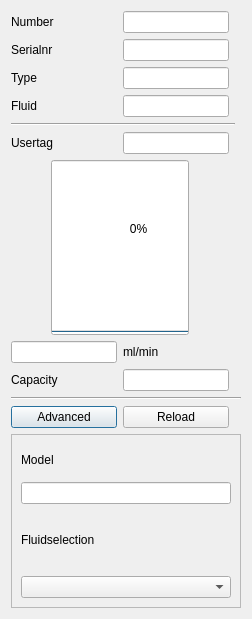
The window that ui/flowchannel_meter.ui (ArJKloek/FlowControl) describes before a commit, drawn with Qt 5.
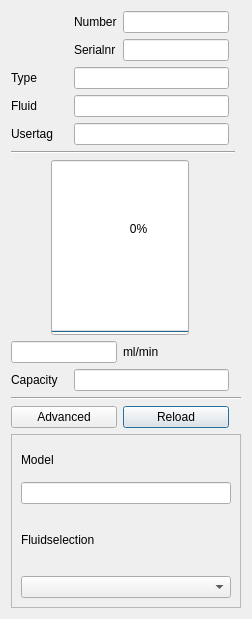
The same window after the commit.

```diff
--- a/ui/flowchannel_meter.ui
+++ b/ui/flowchannel_meter.ui
@@ -19,170 +19,32 @@
   <property name="windowTitle">
    <string>FlowChannel</string>
   </property>
-  <layout class="QGridLayout" name="gridLayout" columnstretch="0,0,0,0">
-   <item row="12" column="1">
-    <widget class="QLineEdit" name="le_capacity">
-     <property name="readOnly">
-      <bool>true</bool>
-     </property>
-    </widget>
-   </item>
-   <item row="3" column="1">
-    <widget class="QLineEdit" name="le_fluid">
-     <property name="enabled">
-      <bool>true</bool>
-     </property>
-     <property name="readOnly">
-      <bool>true</bool>
-     </property>
-    </widget>
-   </item>
-   <item row="14" column="0">
-    <widget class="QPushButton" name="btnAdvanced">
-     <property name="text">
-      <string>Advanced</string>
-     </property>
-    </widget>
-   </item>
-   <item row="0" column="0">
-    <widget class="QLabel" name="label">
-     <property name="text">
-      <string>Number</string>
-     </property>
-    </widget>
-   </item>
-   <item row="13" column="0" colspan="4">
-    <widget class="Line" name="line_2">
-     <property name="orientation">
-      <enum>Qt::Horizontal</enum>
-     </property>
-    </widget>
-   </item>
-   <item row="8" column="0">
-    <widget class="QLabel" name="lb_usertag">
-     <property name="text">
-      <string>Usertag</string>
-     </property>
-    </widget>
-   </item>
-   <item row="3" column="0">
-    <widget class="QLabel" name="lb_fluid">
-     <property name="text">
-      <string>Fluid</string>
-     </property>
-    </widget>
-   </item>
-   <item row="12" column="0">
-    <widget class="QLabel" name="lb_capacity">
-     <property name="text">
-      <string>Capacity</string>
-     </property>
-    </widget>
-   </item>
-   <item row="1" column="0">
+  <layout class="QGridLayout" name="gridLayout" columnstretch="0,0,0,0,0">
+   <item row="1" column="1">
     <widget class="QLabel" name="lb_serialnr">
      <property name="text">
       <string>Serialnr</string>
      </property>
     </widget>
    </item>
-   <item row="2" column="0">
-    <widget class="QLabel" name="lb_ID">
+   <item row="0" column="1">
+    <widget class="QLabel" name="label">
      <property name="text">
-      <string>Type</string>
+      <string>Number</string>
      </property>
     </widget>
    </item>
-   <item row="7" column="0" colspan="3">
-    <widget class="Line" name="line">
-     <property name="orientation">
-      <enum>Qt::Horizontal</enum>
-     </property>
-    </widget>
-   </item>
-   <item row="8" column="1">
-    <widget class="QLineEdit" name="le_usertag">
-     <property name="enabled">
-      <bool>true</bool>
-     </property>
-     <property name="readOnly">
-      <bool>true</bool>
-     </property>
-    </widget>
-   </item>
-   <item row="2" column="1">
-    <widget class="QLineEdit" name="le_type">
-     <property name="enabled">
-      <bool>true</bool>
-     </property>
-     <property name="readOnly">
-      <bool>true</bool>
-     </property>
-    </widget>
-   </item>
-   <item row="9" column="0" colspan="2">
-    <layout class="QGridLayout" name="gridLayout_2">
-     <item row="0" column="1">
-      <widget class="QProgressBar" name="pb_flow">
-       <property name="sizePolicy">
-        <sizepolicy hsizetype="Ignored" vsizetype="Expanding">
-         <horstretch>0</horstretch>
-         <verstretch>0</verstretch>
-        </sizepolicy>
-       </property>
-       <property name="value">
-        <number>0</number>
-       </property>
-       <property name="orientation">
-        <enum>Qt::Vertical</enum>
-       </property>
-      </widget>
-     </item>
-     <item row="0" column="0">
-      <spacer name="horizontalSpacer">
-       <property name="orientation">
-        <enum>Qt::Horizontal</enum>
-       </property>
-       <property name="sizeType">
-        <enum>QSizePolicy::Fixed</enum>
-       </property>
-       <property name="sizeHint" stdset="0">
-        <size>
-         <width>40</width>
-         <height>20</height>
-        </size>
-       </property>
-      </spacer>
-     </item>
-     <item row="0" column="2">
-      <spacer name="horizontalSpacer_2">
-       <property name="orientation">
-        <enum>Qt::Horizontal</enum>
-       </property>
-       <property name="sizeType">
-        <enum>QSizePolicy::Fixed</enum>
-       </property>
-       <property name="sizeHint" stdset="0">
-        <size>
-         <width>40</width>
-         <height>20</height>
-        </size>
-       </property>
-      </spacer>
-     </item>
-    </layout>
-   </item>
-   <item row="14" column="1">
+   <item row="14" column="2">
     <widget class="QPushButton" name="pb_reload">
      <property name="text">
       <string>Reload</string>
      </property>
     </widget>
    </item>
-   <item row="0" column="1">
+   <item row="0" column="2">
     <widget class="QLineEdit" name="le_number"/>
    </item>
-   <item row="1" column="1">
+   <item row="1" column="2">
     <widget class="QLineEdit" name="le_serial">
      <property name="enabled">
       <bool>true</bool>
@@ -192,24 +54,21 @@
      </property>
     </widget>
    </item>
-   <item row="10" column="1">
+   <item row="10" column="2">
     <widget class="QLabel" name="lb_unit">
      <property name="text">
       <string>ml/min</string>
      </property>
     </widget>
    </item>
-   <item row="10" column="0">
-    <widget class="QLineEdit" name="le_measure_flow">
-     <property name="enabled">
-      <bool>true</bool>
-     </property>
-     <property name="readOnly">
-      <bool>true</bool>
+   <item row="7" column="0" colspan="4">
+    <widget class="Line" name="line">
+     <property name="orientation">
+      <enum>Qt::Horizontal</enum>
      </property>
     </widget>
    </item>
-   <item row="15" column="0" colspan="4">
+   <item row="15" column="0" colspan="5">
     <widget class="QFrame" name="advancedFrame">
      <property name="enabled">
       <bool>true</bool>
@@ -246,13 +105,6 @@
           </property>
          </widget>
         </item>
-        <item row="0" column="1">
-         <widget class="QLabel" name="lb_icon">
-          <property name="text">
-           <string/>
-          </property>
-         </widget>
-        </item>
         <item row="2" column="0" colspan="2">
          <widget class="QLineEdit" name="le_model"/>
         </item>
@@ -261,6 +113,166 @@
      </layout>
     </widget>
    </item>
+   <item row="14" column="0" colspan="2">
+    <widget class="QPushButton" name="btnAdvanced">
+     <property name="text">
+      <string>Advanced</string>
+     </property>
+    </widget>
+   </item>
+   <item row="13" column="0" colspan="5">
+    <widget class="Line" name="line_2">
+     <property name="orientation">
+      <enum>Qt::Horizontal</enum>
+     </property>
+    </widget>
+   </item>
+   <item row="12" column="0">
+    <widget class="QLabel" name="lb_capacity">
+     <property name="text">
+      <string>Capacity</string>
+     </property>
+    </widget>
+   </item>
+   <item row="12" column="1" colspan="2">
+    <widget class="QLineEdit" name="le_capacity">
+     <property name="readOnly">
+      <bool>true</bool>
+     </property>
+    </widget>
+   </item>
+   <item row="10" column="0" colspan="2">
+    <widget class="QLineEdit" name="le_measure_flow">
+     <property name="enabled">
+      <bool>true</bool>
+     </property>
+     <property name="readOnly">
+      <bool>true</bool>
+     </property>
+    </widget>
+   </item>
+   <item row="9" column="0" colspan="3">
+    <layout class="QGridLayout" name="gridLayout_2">
+     <item row="0" column="1">
+      <widget class="QProgressBar" name="pb_flow">
+       <property name="sizePolicy">
+        <sizepolicy hsizetype="Ignored" vsizetype="Expanding">
+         <horstretch>0</horstretch>
+         <verstretch>0</verstretch>
+        </sizepolicy>
+       </property>
+       <property name="value">
+        <number>0</number>
+       </property>
+       <property name="orientation">
+        <enum>Qt::Vertical</enum>
+       </property>
+      </widget>
+     </item>
+     <item row="0" column="0">
+      <spacer name="horizontalSpacer">
+       <property name="orientation">
+        <enum>Qt::Horizontal</enum>
+       </property>
+       <property name="sizeType">
+        <enum>QSizePolicy::Fixed</enum>
+       </property>
+       <property name="sizeHint" stdset="0">
+        <size>
+         <width>40</width>
+         <height>20</height>
+        </size>
+       </property>
+      </spacer>
+     </item>
+     <item row="0" column="2">
+      <spacer name="horizontalSpacer_2">
+       <property name="orientation">
+        <enum>Qt::Horizontal</enum>
+       </property>
+       <property name="sizeType">
+        <enum>QSizePolicy::Fixed</enum>
+       </property>
+       <property name="sizeHint" stdset="0">
+        <size>
+         <width>40</width>
+         <height>20</height>
+        </size>
+       </property>
+      </spacer>
+     </item>
+    </layout>
+   </item>
+   <item row="0" column="0" rowspan="2">
+    <widget class="QLabel" name="lb_icon">
+     <property name="sizePolicy">
+      <sizepolicy hsizetype="Expanding" vsizetype="Expanding">
+       <horstretch>0</horstretch>
+       <verstretch>0</verstretch>
+      </sizepolicy>
+     </property>
+     <property name="minimumSize">
+      <size>
+       <width>50</width>
+       <height>0</height>
+      </size>
+     </property>
+     <property name="text">
+      <string/>
+     </property>
+    </widget>
+   </item>
+   <item row="2" column="0">
+    <widget class="QLabel" name="lb_ID">
+     <property name="text">
+      <string>Type</string>
+     </property>
+    </widget>
+   </item>
+   <item row="2" column="1" colspan="2">
+    <widget class="QLineEdit" name="le_type">
+     <property name="enabled">
+      <bool>true</bool>
+     </property>
+     <property name="readOnly">
+      <bool>true</bool>
+     </property>
+    </widget>
+   </item>
+   <item row="3" column="0">
+    <widget class="QLabel" name="lb_fluid">
+     <property name="text">
+      <string>Fluid</string>
+     </property>
+    </widget>
+   </item>
+   <item row="3" column="1" colspan="2">
+    <widget class="QLineEdit" name="le_fluid">
+     <property name="enabled">
+      <bool>true</bool>
+     </property>
+     <property name="readOnly">
+      <bool>true</bool>
+     </property>
+    </widget>
+   </item>
+   <item row="4" column="0">
+    <widget class="QLabel" name="lb_usertag">
+     <property name="text">
+      <string>Usertag</string>
+     </property>
+    </widget>
+   </item>
+   <item row="4" column="1" colspan="2">
+    <widget class="QLineEdit" name="le_usertag">
+     <property name="enabled">
+      <bool>true</bool>
+     </property>
+     <property name="readOnly">
+      <bool>true</bool>
+     </property>
+    </widget>
+   </item>
   </layout>
  </widget>
  <resources/>
```
